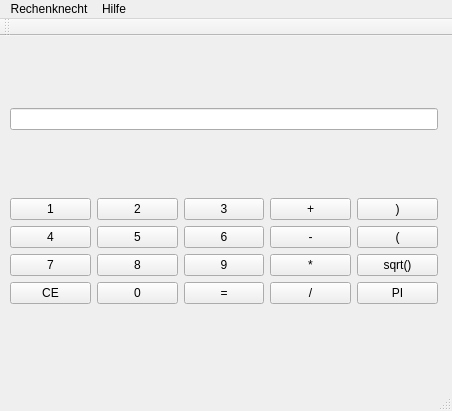
Before: the Qt Designer form mainwindow.ui in Boring-Games-Forge/Rechenknecht, drawn with Qt 5.
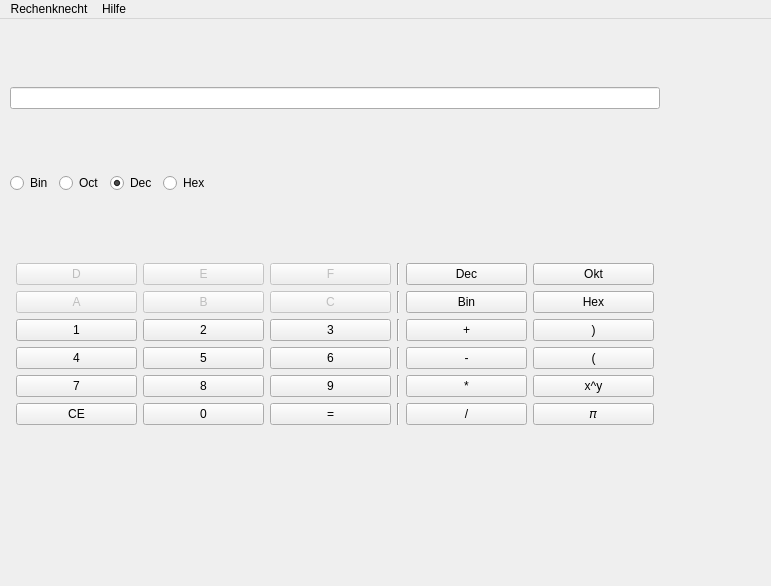
After: the same form once the commit is applied.

Commit message: Hex und co in der GUI hinzu

The edit to the form file:
```diff
--- a/mainwindow.ui
+++ b/mainwindow.ui
@@ -6,8 +6,8 @@
    <rect>
     <x>0</x>
     <y>0</y>
-    <width>452</width>
-    <height>411</height>
+    <width>771</width>
+    <height>586</height>
    </rect>
   </property>
   <property name="windowTitle">
@@ -15,157 +15,447 @@
   </property>
   <widget class="QWidget" name="centralwidget">
    <widget class="QWidget" name="verticalLayoutWidget">
+    <property name="enabled">
+     <bool>true</bool>
+    </property>
     <property name="geometry">
      <rect>
       <x>10</x>
       <y>10</y>
-      <width>428</width>
-      <height>321</height>
+      <width>650</width>
+      <height>461</height>
      </rect>
     </property>
     <layout class="QVBoxLayout" name="verticalLayout">
      <item>
-      <widget class="QLineEdit" name="lineEdit"/>
+      <widget class="QLineEdit" name="lineEdit">
+       <property name="alignment">
+        <set>Qt::AlignRight|Qt::AlignTrailing|Qt::AlignVCenter</set>
+       </property>
+       <property name="clearButtonEnabled">
+        <bool>true</bool>
+       </property>
+      </widget>
+     </item>
+     <item>
+      <layout class="QHBoxLayout" name="horizontalLayout">
+       <item>
+        <widget class="QRadioButton" name="radioButton_4">
+         <property name="text">
+          <string>Bin</string>
+         </property>
+        </widget>
+       </item>
+       <item>
+        <widget class="QRadioButton" name="radioButton_3">
+         <property name="text">
+          <string>Oct</string>
+         </property>
+        </widget>
+       </item>
+       <item>
+        <widget class="QRadioButton" name="radioButton_2">
+         <property name="text">
+          <string>Dec</string>
+         </property>
+         <property name="checked">
+          <bool>true</bool>
+         </property>
+        </widget>
+       </item>
+       <item>
+        <widget class="QRadioButton" name="radioButton">
+         <property name="text">
+          <string>Hex</string>
+         </property>
+        </widget>
+       </item>
+       <item>
+        <spacer name="horizontalSpacer">
+         <property name="orientation">
+          <enum>Qt::Horizontal</enum>
+         </property>
+         <property name="sizeHint" stdset="0">
+          <size>
+           <width>40</width>
+           <height>20</height>
+          </size>
+         </property>
+        </spacer>
+       </item>
+      </layout>
      </item>
      <item>
       <layout class="QGridLayout" name="gridLayout">
-       <item row="5" column="1">
-        <widget class="QPushButton" name="pushButton_0">
+       <property name="leftMargin">
+        <number>6</number>
+       </property>
+       <property name="topMargin">
+        <number>6</number>
+       </property>
+       <property name="rightMargin">
+        <number>6</number>
+       </property>
+       <property name="bottomMargin">
+        <number>6</number>
+       </property>
+       <item row="2" column="2">
+        <widget class="QPushButton" name="pushButton_B">
+         <property name="enabled">
+          <bool>false</bool>
+         </property>
          <property name="text">
-          <string>0</string>
+          <string>B</string>
          </property>
         </widget>
        </item>
-       <item row="2" column="3">
+       <item row="3" column="5">
         <widget class="QPushButton" name="pushButton_plus">
+         <property name="enabled">
+          <bool>true</bool>
+         </property>
          <property name="text">
           <string>+</string>
          </property>
         </widget>
        </item>
-       <item row="4" column="0">
-        <widget class="QPushButton" name="pushButton_7">
+       <item row="6" column="5">
+        <widget class="QPushButton" name="pushButton_division">
+         <property name="enabled">
+          <bool>true</bool>
+         </property>
          <property name="text">
-          <string>7</string>
+          <string>/</string>
          </property>
         </widget>
        </item>
-       <item row="4" column="2">
-        <widget class="QPushButton" name="pushButton_9">
+       <item row="2" column="6">
+        <widget class="QPushButton" name="pushButton_13">
+         <property name="enabled">
+          <bool>true</bool>
+         </property>
          <property name="text">
-          <string>9</string>
+          <string>Hex</string>
          </property>
         </widget>
        </item>
-       <item row="2" column="2">
+       <item row="0" column="3">
+        <widget class="QPushButton" name="pushButton_F">
+         <property name="enabled">
+          <bool>false</bool>
+         </property>
+         <property name="text">
+          <string>F</string>
+         </property>
+        </widget>
+       </item>
+       <item row="3" column="3">
         <widget class="QPushButton" name="pushButton_3">
+         <property name="enabled">
+          <bool>true</bool>
+         </property>
          <property name="text">
           <string>3</string>
          </property>
         </widget>
        </item>
-       <item row="2" column="1">
-        <widget class="QPushButton" name="pushButton_2">
+       <item row="5" column="3">
+        <widget class="QPushButton" name="pushButton_9">
+         <property name="enabled">
+          <bool>true</bool>
+         </property>
          <property name="text">
-          <string>2</string>
+          <string>9</string>
          </property>
         </widget>
        </item>
-       <item row="3" column="0">
-        <widget class="QPushButton" name="pushButton_4">
+       <item row="2" column="3">
+        <widget class="QPushButton" name="pushButton_C">
+         <property name="enabled">
+          <bool>false</bool>
+         </property>
          <property name="text">
-          <string>4</string>
+          <string>C</string>
          </property>
         </widget>
        </item>
-       <item row="4" column="1">
+       <item row="0" column="5">
+        <widget class="QPushButton" name="pushButton_17">
+         <property name="enabled">
+          <bool>true</bool>
+         </property>
+         <property name="text">
+          <string>Dec</string>
+         </property>
+        </widget>
+       </item>
+       <item row="6" column="3">
+        <widget class="QPushButton" name="pushButton_equal">
+         <property name="enabled">
+          <bool>true</bool>
+         </property>
+         <property name="text">
+          <string>=</string>
+         </property>
+        </widget>
+       </item>
+       <item row="2" column="0">
+        <widget class="QPushButton" name="pushButton_A">
+         <property name="enabled">
+          <bool>false</bool>
+         </property>
+         <property name="text">
+          <string>A</string>
+         </property>
+        </widget>
+       </item>
+       <item row="5" column="0">
+        <widget class="QPushButton" name="pushButton_7">
+         <property name="enabled">
+          <bool>true</bool>
+         </property>
+         <property name="text">
+          <string>7</string>
+         </property>
+        </widget>
+       </item>
+       <item row="6" column="6">
+        <widget class="QPushButton" name="pushButton_pi">
+         <property name="enabled">
+          <bool>true</bool>
+         </property>
+         <property name="text">
+          <string>𝜋</string>
+         </property>
+        </widget>
+       </item>
+       <item row="3" column="6">
+        <widget class="QPushButton" name="pushButton_right_bracket">
+         <property name="enabled">
+          <bool>true</bool>
+         </property>
+         <property name="text">
+          <string>)</string>
+         </property>
+        </widget>
+       </item>
+       <item row="6" column="2">
+        <widget class="QPushButton" name="pushButton_0">
+         <property name="enabled">
+          <bool>true</bool>
+         </property>
+         <property name="text">
+          <string>0</string>
+         </property>
+        </widget>
+       </item>
+       <item row="5" column="6">
+        <widget class="QPushButton" name="pushButton_sqrt">
+         <property name="enabled">
+          <bool>true</bool>
+         </property>
+         <property name="text">
+          <string>x^y</string>
+         </property>
+        </widget>
+       </item>
+       <item row="5" column="2">
         <widget class="QPushButton" name="pushButton_8">
+         <property name="enabled">
+          <bool>true</bool>
+         </property>
          <property name="text">
           <string>8</string>
          </property>
         </widget>
        </item>
-       <item row="3" column="2">
+       <item row="0" column="6">
+        <widget class="QPushButton" name="pushButton_18">
+         <property name="enabled">
+          <bool>true</bool>
+         </property>
+         <property name="text">
+          <string>Okt</string>
+         </property>
+        </widget>
+       </item>
+       <item row="4" column="3">
         <widget class="QPushButton" name="pushButton_6">
+         <property name="enabled">
+          <bool>true</bool>
+         </property>
          <property name="text">
           <string>6</string>
          </property>
         </widget>
        </item>
-       <item row="5" column="0">
-        <widget class="QPushButton" name="pushButton_clear">
-         <property name="text">
-          <string>CE</string>
-         </property>
-        </widget>
-       </item>
-       <item row="5" column="3">
-        <widget class="QPushButton" name="pushButton_division">
-         <property name="text">
-          <string>/</string>
-         </property>
-        </widget>
-       </item>
-       <item row="2" column="0">
+       <item row="3" column="0">
         <widget class="QPushButton" name="pushButton_1">
+         <property name="enabled">
+          <bool>true</bool>
+         </property>
          <property name="text">
           <string>1</string>
          </property>
         </widget>
        </item>
-       <item row="5" column="2">
-        <widget class="QPushButton" name="pushButton_equal">
+       <item row="4" column="0">
+        <widget class="QPushButton" name="pushButton_4">
+         <property name="enabled">
+          <bool>true</bool>
+         </property>
          <property name="text">
-          <string>=</string>
+          <string>4</string>
          </property>
         </widget>
        </item>
-       <item row="4" column="3">
+       <item row="5" column="5">
         <widget class="QPushButton" name="pushButton_multiplication">
+         <property name="enabled">
+          <bool>true</bool>
+         </property>
          <property name="text">
           <string>*</string>
          </property>
         </widget>
        </item>
-       <item row="3" column="1">
-        <widget class="QPushButton" name="pushButton_5">
+       <item row="3" column="2">
+        <widget class="QPushButton" name="pushButton_2">
+         <property name="enabled">
+          <bool>true</bool>
+         </property>
          <property name="text">
-          <string>5</string>
+          <string>2</string>
          </property>
         </widget>
        </item>
-       <item row="3" column="3">
+       <item row="2" column="5">
+        <widget class="QPushButton" name="pushButton_12">
+         <property name="enabled">
+          <bool>true</bool>
+         </property>
+         <property name="text">
+          <string>Bin</string>
+         </property>
+        </widget>
+       </item>
+       <item row="0" column="0">
+        <widget class="QPushButton" name="pushButton_D">
+         <property name="enabled">
+          <bool>false</bool>
+         </property>
+         <property name="text">
+          <string>D</string>
+         </property>
+        </widget>
+       </item>
+       <item row="0" column="2">
+        <widget class="QPushButton" name="pushButton_E">
+         <property name="enabled">
+          <bool>false</bool>
+         </property>
+         <property name="text">
+          <string>E</string>
+         </property>
+        </widget>
+       </item>
+       <item row="6" column="0">
+        <widget class="QPushButton" name="pushButton_clear">
+         <property name="enabled">
+          <bool>true</bool>
+         </property>
+         <property name="text">
+          <string>CE</string>
+         </property>
+        </widget>
+       </item>
+       <item row="4" column="5">
         <widget class="QPushButton" name="pushButton_minus">
+         <property name="enabled">
+          <bool>true</bool>
+         </property>
          <property name="text">
           <string>-</string>
          </property>
         </widget>
        </item>
-       <item row="2" column="4">
-        <widget class="QPushButton" name="pushButton_right_bracket">
-         <property name="text">
-          <string>)</string>
-         </property>
-        </widget>
-       </item>
-       <item row="3" column="4">
+       <item row="4" column="6">
         <widget class="QPushButton" name="pushButton_left_bracket">
+         <property name="enabled">
+          <bool>true</bool>
+         </property>
          <property name="text">
           <string>(</string>
          </property>
         </widget>
        </item>
+       <item row="4" column="2">
+        <widget class="QPushButton" name="pushButton_5">
+         <property name="enabled">
+          <bool>true</bool>
+         </property>
+         <property name="text">
+          <string>5</string>
+         </property>
+        </widget>
+       </item>
+       <item row="0" column="4">
+        <widget class="Line" name="line">
+         <property name="enabled">
+          <bool>true</bool>
+         </property>
+         <property name="orientation">
+          <enum>Qt::Vertical</enum>
+         </property>
+        </widget>
+       </item>
+       <item row="2" column="4">
+        <widget class="Line" name="line_2">
+         <property name="enabled">
+          <bool>true</bool>
+         </property>
+         <property name="orientation">
+          <enum>Qt::Vertical</enum>
+         </property>
+        </widget>
+       </item>
+       <item row="3" column="4">
+        <widget class="Line" name="line_3">
+         <property name="enabled">
+          <bool>true</bool>
+         </property>
+         <property name="orientation">
+          <enum>Qt::Vertical</enum>
+         </property>
+        </widget>
+       </item>
        <item row="4" column="4">
-        <widget class="QPushButton" name="pushButton_sqrt">
-         <property name="text">
-          <string>sqrt()</string>
+        <widget class="Line" name="line_4">
+         <property name="enabled">
+          <bool>true</bool>
+         </property>
+         <property name="orientation">
+          <enum>Qt::Vertical</enum>
          </property>
         </widget>
        </item>
        <item row="5" column="4">
-        <widget class="QPushButton" name="pushButton_pi">
-         <property name="text">
-          <string>PI</string>
+        <widget class="Line" name="line_5">
+         <property name="enabled">
+          <bool>true</bool>
+         </property>
+         <property name="orientation">
+          <enum>Qt::Vertical</enum>
+         </property>
+        </widget>
+       </item>
+       <item row="6" column="4">
+        <widget class="Line" name="line_6">
+         <property name="enabled">
+          <bool>true</bool>
+         </property>
+         <property name="orientation">
+          <enum>Qt::Vertical</enum>
          </property>
         </widget>
        </item>
@@ -179,7 +469,7 @@
     <rect>
      <x>0</x>
      <y>0</y>
-     <width>452</width>
+     <width>771</width>
      <height>21</height>
     </rect>
    </property>
@@ -199,18 +489,6 @@
    <addaction name="Rechenknecht"/>
    <addaction name="menuHilfe"/>
   </widget>
-  <widget class="QStatusBar" name="statusbar"/>
-  <widget class="QToolBar" name="toolBar">
-   <property name="windowTitle">
-    <string>toolBar</string>
-   </property>
-   <attribute name="toolBarArea">
-    <enum>TopToolBarArea</enum>
-   </attribute>
-   <attribute name="toolBarBreak">
-    <bool>false</bool>
-   </attribute>
-  </widget>
   <action name="Beenden">
    <property name="text">
     <string>Beenden</string>
```
The commit also changes 5 other files.
